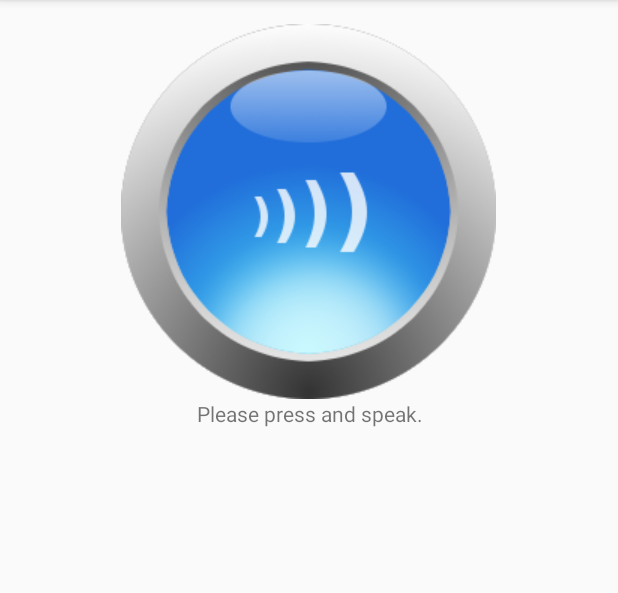
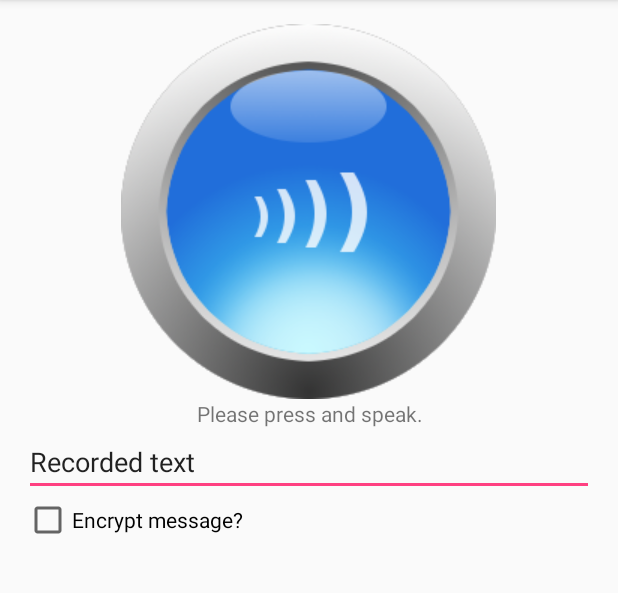
Before and after one commit to DLambros91/Speak2Me, an Android app: the screen it shows after launch (MainActivity), on a phone screen of 412 x 824 dp, the part 84-677 px from its top. Run offline under Robolectric (Android 15) with nearby library versions, the light colour scheme and no system bars.

Commit message:
third commit

```diff
--- a/app/src/main/res/drawable/selector.xml
+++ b/app/src/main/res/drawable/selector.xml
@@ -2,5 +2,11 @@
 <selector xmlns:android="http://schemas.android.com/apk/res/android">
     <item android:state_pressed="true"
           android:drawable="@drawable/button2" /> <!-- pressed -->
+    <item android:state_pressed="false"
+          android:drawable="@drawable/button1" />
+    <item android:state_focused="true"
+          android:drawable="@drawable/button2" /> <!-- focused -->
+    <item android:state_long_pressable="true"
+          android:drawable="@drawable/button2" /> <!-- long pressed -->
     <item android:drawable="@drawable/button1" /> <!-- default -->
 </selector>
--- a/app/src/main/res/layout/activity_main.xml
+++ b/app/src/main/res/layout/activity_main.xml
@@ -21,6 +21,7 @@
         <ImageButton
             android:layout_width="wrap_content"
             android:layout_height="wrap_content"
+            android:id="@+id/record"
             android:src="@drawable/selector"
             android:gravity="center"
             android:adjustViewBounds="true"
@@ -40,4 +41,21 @@
             android:text="@string/enter_text"
             android:gravity="center"/>
     </LinearLayout>
+    <EditText
+        android:layout_width="match_parent"
+        android:layout_height="wrap_content"
+        android:editable="false"
+        android:textIsSelectable="true"
+        android:text="@string/default_text"/>
+    <LinearLayout
+        android:layout_width="match_parent"
+        android:layout_height="wrap_content"
+        android:layout_gravity="left"
+        android:gravity="left"
+        android:orientation="vertical">
+        <CheckBox
+            android:layout_width="wrap_content"
+            android:layout_height="wrap_content"
+            android:text="@string/encrypt"/>
+    </LinearLayout>
 </LinearLayout>
--- a/app/src/main/res/values/strings.xml
+++ b/app/src/main/res/values/strings.xml
@@ -2,4 +2,6 @@
     <string name="app_name">Speak2Me</string>
     <string name="enter_text">Please press and speak.</string>
     <string name="action_settings">Settings</string>
+    <string name="encrypt">Encrypt message?</string>
+    <string name="default_text">Recorded text</string>
 </resources>
```
Also changed, not shown: app/src/main/java/com/example/dlambros/speak2me/MainActivity.java (+62 -0 lines).
